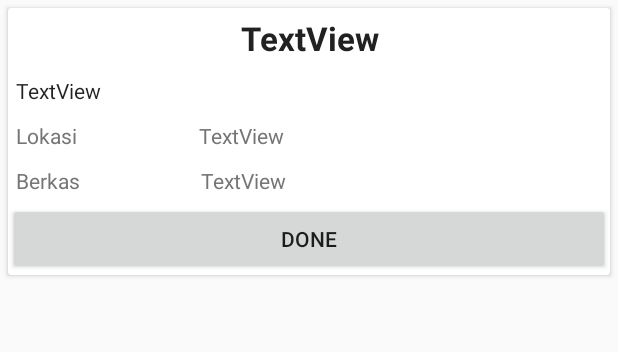
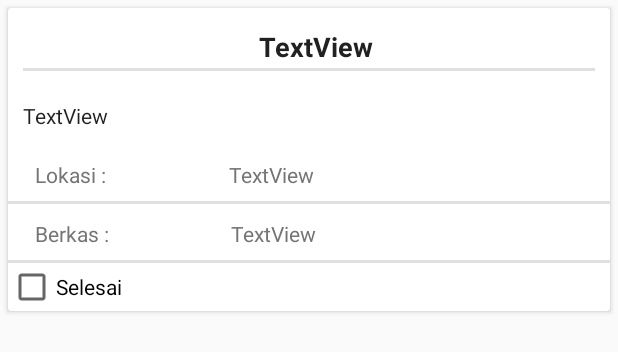
Before and after one commit to banukusuma/Aluradmi, an Android app: the layout list_item_keterangan.xml on its own in the app's theme, with its tools: preview values and no code run, on a phone screen of 412 x 824 dp. Shown: the top 352 px of the screen. Run offline under Robolectric (Android 15) with nearby library versions, the light colour scheme and no system bars.

Commit message:
keterangan sudah tinggal button lokasi alur kurang resume home as back button

```diff
--- a/app/src/main/java/com/spp/banu/aluradmi/AlurListActivity.java
+++ b/app/src/main/java/com/spp/banu/aluradmi/AlurListActivity.java
@@ -25,9 +25,9 @@ public class AlurListActivity extends AppCompatActivity{
         setContentView(R.layout.activity_fragment);
         Toolbar toolbar = (Toolbar) findViewById(R.id.toolbar2);
         setSupportActionBar(toolbar);
+        getSupportActionBar().setDisplayHomeAsUpEnabled(true);
         FragmentManager fm = getSupportFragmentManager();
         Fragment fragment = fm.findFragmentById(R.id.fragment_container);
-
         if (fragment == null) {
             fragment = new AlurListFragment();
             fm.beginTransaction()
--- a/app/src/main/java/com/spp/banu/aluradmi/KeteranganListActivity.java
+++ b/app/src/main/java/com/spp/banu/aluradmi/KeteranganListActivity.java
@@ -24,6 +24,7 @@ public class KeteranganListActivity extends AppCompatActivity {
         setContentView(R.layout.activity_fragment);
         Toolbar toolbar = (Toolbar) findViewById(R.id.toolbar2);
         setSupportActionBar(toolbar);
+        getSupportActionBar().setDisplayHomeAsUpEnabled(true);
         FragmentManager fm = getSupportFragmentManager();
         Fragment fragment = fm.findFragmentById(R.id.fragment_container);
 
--- a/app/src/main/java/com/spp/banu/aluradmi/ReuniKeterangan.java
+++ b/app/src/main/java/com/spp/banu/aluradmi/ReuniKeterangan.java
@@ -63,7 +63,7 @@ public class ReuniKeterangan {
         return cursor;
     }
 
-    public void cekketerangan(boolean isChecked, int id_keterangan){
+    public void cekKeterangan(boolean isChecked, int id_keterangan){
         ContentValues values = new ContentValues();
         if (isChecked){
             values.put(KeteranganDbSchema.KeteranganTable.Kolom.STATUS, 1);
@@ -71,12 +71,11 @@ public class ReuniKeterangan {
             values.put(KeteranganDbSchema.KeteranganTable.Kolom.STATUS, 0);
         }
 
-        int cek = database.update(
+        database.update(
                 KeteranganDbSchema.KeteranganTable.TABLE_NAME,
                 values,
                 KeteranganDbSchema.KeteranganTable.Kolom.ID_KETERANGAN + " = ? ",
                 new String[]{Integer.toString(id_keterangan)}
         );
-        Log.i("Reuni Keterangan", "cekketerangan: " + cek);
     }
 }
--- /dev/null
+++ b/app/src/main/res/layout/fragment_about.xml
@@ -0,0 +1,5 @@
+<?xml version="1.0" encoding="utf-8"?>
+<RelativeLayout xmlns:android="http://schemas.android.com/apk/res/android"
+    android:layout_width="match_parent" android:layout_height="match_parent">
+
+</RelativeLayout>
--- a/app/src/main/res/layout/list_item_keterangan.xml
+++ b/app/src/main/res/layout/list_item_keterangan.xml
@@ -18,7 +18,11 @@
             android:textAlignment="center"
             android:textStyle="normal|bold"
             android:textColor="@color/primary_text"
-            android:layout_margin="5dp" />
+            android:layout_margin="10dp"
+            android:fontFamily="sans-serif"
+            style="?android:attr/listSeparatorTextViewStyle"
+            android:textAllCaps="false"
+            android:textSize="18sp" />
 
         <TextView
             android:text="TextView"
@@ -26,12 +30,13 @@
             android:layout_height="wrap_content"
             android:id="@+id/keterangan_text_view"
             android:textAppearance="@style/TextAppearance.AppCompat.Body1"
-            android:layout_margin="5dp" />
+            android:layout_margin="10dp" />
 
         <LinearLayout
             android:orientation="horizontal"
             android:layout_width="match_parent"
-            android:layout_height="match_parent">
+            android:layout_height="match_parent"
+            style="?android:attr/listSeparatorTextViewStyle">
 
             <TextView
                 android:text="@string/item_lokasi_keterangan"
@@ -40,7 +45,7 @@
                 android:id="@+id/tulisan_lokasi_text_view"
                 android:layout_weight="1"
                 android:textColor="@color/secondary_text"
-                android:layout_margin="5dp" />
+                android:layout_margin="10dp" />
 
             <TextView
                 android:text="TextView"
@@ -49,13 +54,14 @@
                 android:id="@+id/nama_lokasi_text_view"
                 android:textColor="@color/secondary_text"
                 android:layout_weight="3"
-                android:layout_margin="5dp" />
+                android:layout_margin="10dp" />
         </LinearLayout>
 
         <LinearLayout
             android:orientation="horizontal"
             android:layout_width="match_parent"
-            android:layout_height="match_parent">
+            android:layout_height="match_parent"
+            style="?android:attr/listSeparatorTextViewStyle">
 
             <TextView
                 android:text="@string/item_berkas_keterangan"
@@ -64,7 +70,7 @@
                 android:id="@+id/tulisan_berkas_text_view"
                 android:textColor="@color/secondary_text"
                 android:layout_weight="1"
-                android:layout_margin="5dp" />
+                android:layout_margin="10dp" />
 
             <TextView
                 android:text="TextView"
@@ -73,15 +79,16 @@
                 android:id="@+id/nama_berkas_text_view"
                 android:textColor="@color/secondary_text"
                 android:layout_weight="3"
-                android:layout_margin="5dp" />
+                android:layout_margin="10dp" />
         </LinearLayout>
 
-        <Button
-            android:text="Done"
+        <CheckBox
+            android:text="Selesai"
             android:layout_width="match_parent"
             android:layout_height="wrap_content"
-            android:id="@+id/btn_check_list_keterangan"
-            android:layout_weight="1" />
+            android:id="@+id/checkBox_keterangan"
+            android:checked="false"
+            android:layout_gravity="start|end" />
 
     </LinearLayout>
 </android.support.v7.widget.CardView>
--- a/app/src/main/res/layout/nav_header_main.xml
+++ b/app/src/main/res/layout/nav_header_main.xml
@@ -23,7 +23,7 @@
         android:layout_width="match_parent"
         android:layout_height="wrap_content"
         android:paddingTop="@dimen/nav_header_vertical_spacing"
-        android:text="Android Studio"
+        android:text="@string/app_name"
         android:textAppearance="@style/TextAppearance.AppCompat.Body1" />
 
     <TextView
--- a/app/src/main/res/values/strings.xml
+++ b/app/src/main/res/values/strings.xml
@@ -8,8 +8,13 @@
     <string name="urut_alur">Urut Alur</string>
     <string name="nama_alur">Nama Alur</string>
     <string name="nama_kategori">Nama Kategori</string>
-    <!-- TODO: Remove or change this placeholder text -->
-    <string name="hello_blank_fragment">Hello blank fragment</string>
-    <string name="item_lokasi_keterangan">Lokasi</string>
-    <string name="item_berkas_keterangan">Berkas</string>
+    <string name="item_lokasi_keterangan">Lokasi : </string>
+    <string name="item_berkas_keterangan">Berkas : </string>
+    <string name="action_pilih_jurusan">Pilih Jurusan</string>
+    <string name="kategori">Kategori</string>
+    <string name="lokasi">Lokasi</string>
+    <string name="about">About</string>
+    <string name="bantuan">Bantuan</string>
+    <string name="alur">Alur</string>
+    <string name="keterangan">Keterangan</string>
 </resources>
```
Also changed, not shown: app/src/main/java/com/spp/banu/aluradmi/MainActivity.java (+14 -17 lines), app/src/main/java/com/spp/banu/aluradmi/ReuniKategori.java (+21 -2 lines), app/src/main/java/com/spp/banu/aluradmi/cursorwrapper/AlurCursorWrapper.java (+3 -7 lines), app/src/main/java/com/spp/banu/aluradmi/fragment/AboutFragment.java (added, +10 -0 lines), app/src/main/java/com/spp/banu/aluradmi/fragment/AlurListFragment.java (+8 -4 lines), app/src/main/java/com/spp/banu/aluradmi/fragment/KategoriListFragment.java (+6 -1 lines), app/src/main/java/com/spp/banu/aluradmi/fragment/KeteranganListFragment.java (+37 -19 lines), app/src/main/res/menu/main.xml (+2 -8 lines).
